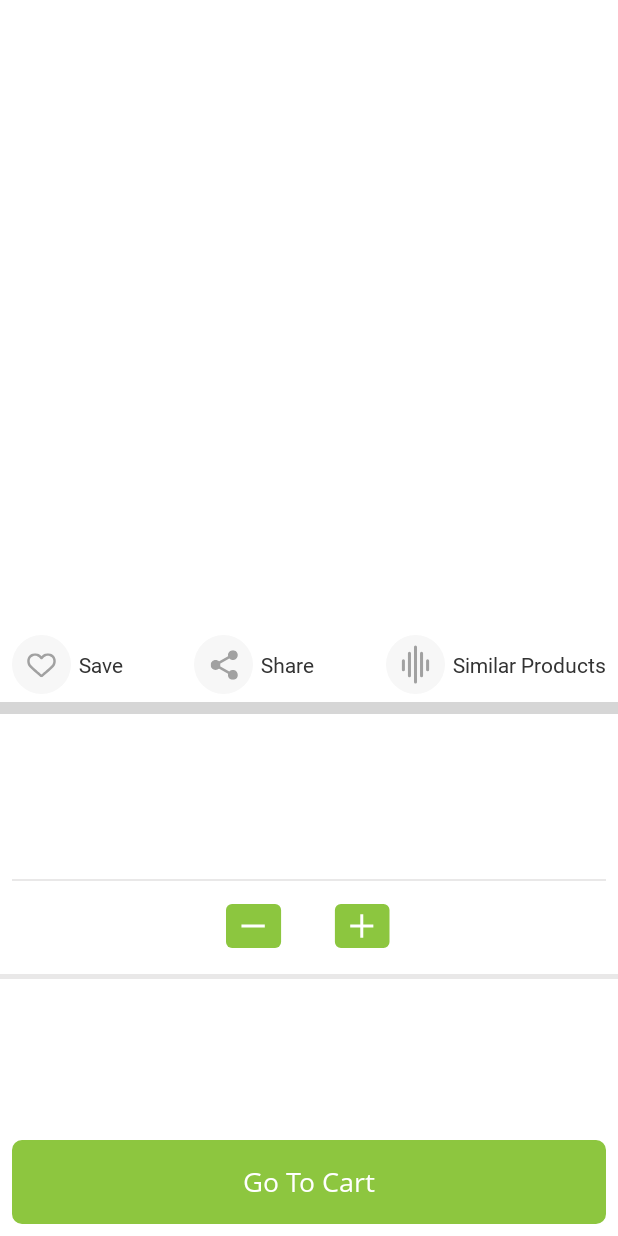
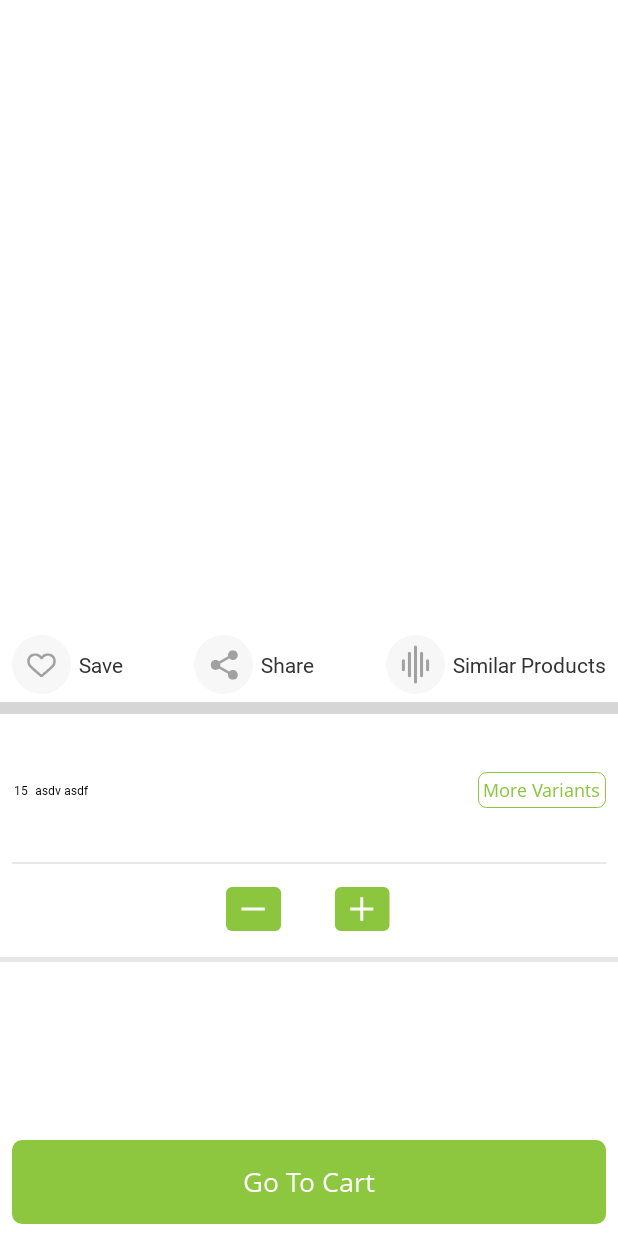
Before and after one commit to akhilkrishvp/Shopiyoo-Android, an Android app: the layout activity_product_detail.xml on its own in the app's theme, with its tools: preview values and no code run, on a phone screen of 412 x 824 dp. Run offline under Robolectric (Android 15) with nearby library versions, the phone set to English and light mode, and no system bars; network calls fail; grey boxes are pictures that could not be loaded.

Commit message:
varient bug fixed

```diff
--- a/app/src/main/java/customers/com/shopiyoo/helper/Constant.java
+++ b/app/src/main/java/customers/com/shopiyoo/helper/Constant.java
@@ -7,8 +7,8 @@ public class Constant {
 
 
 //    public static String MAINBASEUrl = "https://ekart.wrteam.in/";
-    public static String MAINBASEUrl = "http://admin.shopiyoo.in/";
-
+  //  public static String MAINBASEUrl = "http://admin.shopiyoo.in/";
+    public static String MAINBASEUrl = "http://grocerydemo.beecreateev.in/";
     public static String BaseUrl = MAINBASEUrl + "api-firebase/";
     public static ImageLoader imageLoader = AppController.getInstance().getImageLoader();
     public static String FAQ_URL = MAINBASEUrl + "pages_web/faq.php";
--- a/app/src/main/res/layout/activity_product_detail.xml
+++ b/app/src/main/res/layout/activity_product_detail.xml
@@ -3,6 +3,7 @@
     xmlns:app="http://schemas.android.com/apk/res-auto"
     android:layout_width="match_parent"
     android:layout_height="match_parent"
+    xmlns:tools="http://schemas.android.com/tools"
     android:background="@color/white">
 
     <androidx.appcompat.widget.Toolbar
@@ -183,23 +184,40 @@
                         android:layout_height="wrap_content"
                         android:layout_toStartOf="@+id/imgarrow"
                         android:orientation="vertical">
-
                         <TextView
                             android:id="@+id/txtoriginalprice"
                             android:layout_width="wrap_content"
                             android:layout_height="wrap_content"
                             android:fontFamily="@font/meiryo"
                             android:textColor="@color/black"
+
                             android:textSize="@dimen/dimen_14sp" />
-
+                        <LinearLayout
+                            android:layout_width="match_parent"
+                            android:layout_height="wrap_content"
+                            android:orientation="horizontal">
                             <TextView
                                 android:id="@+id/txtprice"
                                 android:layout_width="wrap_content"
                                 android:layout_height="wrap_content"
                                 android:fontFamily="@font/meiryo_bold"
                                 android:padding="1dp"
+                                tools:text="15"
                                 android:textColor="@color/black"
                                 android:textSize="@dimen/dimen_14sp" />
+
+                            <TextView
+                                android:id="@+id/txtmeasurement"
+                                android:layout_width="wrap_content"
+                                android:layout_height="wrap_content"
+                                android:layout_marginStart="3dp"
+                                tools:text="asdv asdf"
+                                android:fontFamily="@font/meiryo"
+                                android:textColor="@color/black"
+                                android:textSize="@dimen/dimen_14sp" />
+                        </LinearLayout>
+
+
 
                         <TextView
                             android:id="@+id/txtdiscountPrice"
@@ -210,14 +228,7 @@
                             android:textColor="@color/green"
                             android:textSize="@dimen/dimen_14sp" />
 
-                        <TextView
-                            android:id="@+id/txtmeasurement"
-                            android:layout_width="wrap_content"
-                            android:layout_height="wrap_content"
-                            android:layout_marginStart="3dp"
-                            android:fontFamily="@font/meiryo"
-                            android:textColor="@color/black"
-                            android:textSize="@dimen/dimen_14sp" />
+
                     </LinearLayout>
 
                     <TextView
@@ -229,7 +240,7 @@
                         android:background="@drawable/bg_border"
                         android:drawablePadding="10dp"
                         android:padding="3dp"
-                        android:visibility="gone"
+                        android:visibility="visible"
                         android:text="@string/more_variants"
                         android:textColor="@color/colorPrimaryDark"
                         android:textSize="@dimen/small_size" />
@@ -240,7 +251,7 @@
                         android:layout_height="0dp"
                         android:layout_below="@+id/imgarrow"
                         android:layout_alignParentEnd="true"
-                        android:visibility="invisible" />
+                        android:visibility="visible" />
 
                 </RelativeLayout>
 
--- a/app/src/main/res/layout/layout_home.xml
+++ b/app/src/main/res/layout/layout_home.xml
@@ -73,7 +73,7 @@
                     android:id="@+id/lytCategory"
                     android:layout_width="match_parent"
                     android:layout_height="wrap_content"
-                    android:visibility="gone"
+                    android:visibility="visible"
                     android:orientation="vertical">
 
                     <LinearLayout
```
Lines whose indentation alone changed are shown as unchanged.
